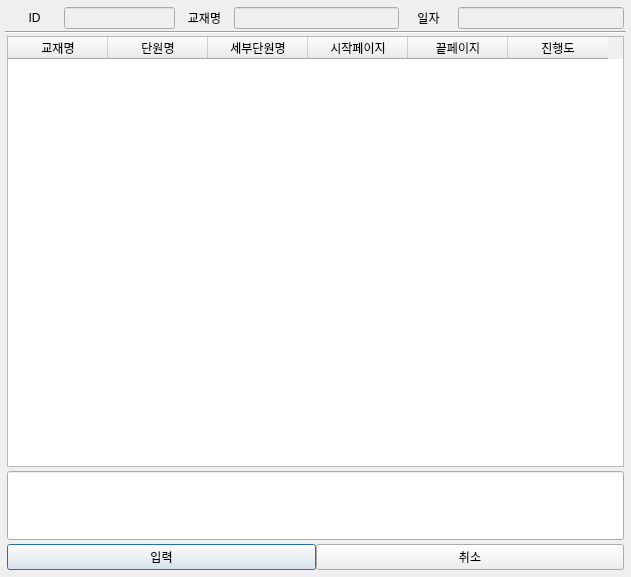
jiseok7620/student-schedule-management, file pyqt_ui/schedule.ui: the form before one commit.
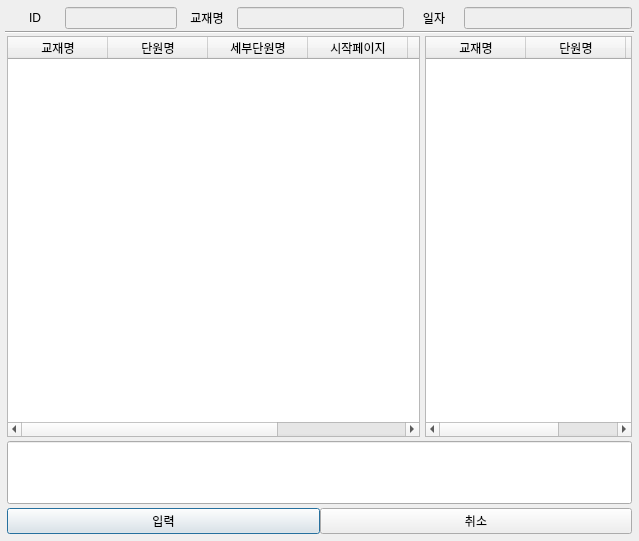
The form after the commit.

Patch:
```diff
--- a/pyqt_ui/schedule.ui
+++ b/pyqt_ui/schedule.ui
@@ -6,8 +6,8 @@
    <rect>
     <x>0</x>
     <y>0</y>
-    <width>631</width>
-    <height>577</height>
+    <width>639</width>
+    <height>541</height>
    </rect>
   </property>
   <property name="windowTitle">
@@ -121,9 +121,9 @@
       </widget>
      </item>
      <item>
-      <layout class="QHBoxLayout" name="horizontalLayout_2">
+      <layout class="QHBoxLayout" name="horizontalLayout_2" stretch="4,2">
        <property name="spacing">
-        <number>0</number>
+        <number>5</number>
        </property>
        <property name="leftMargin">
         <number>2</number>
@@ -171,6 +171,25 @@
          </column>
         </widget>
        </item>
+       <item>
+        <widget class="QTableWidget" name="tableWidget2">
+         <column>
+          <property name="text">
+           <string>교재명</string>
+          </property>
+         </column>
+         <column>
+          <property name="text">
+           <string>단원명</string>
+          </property>
+         </column>
+         <column>
+          <property name="text">
+           <string>평가명</string>
+          </property>
+         </column>
+        </widget>
+       </item>
       </layout>
      </item>
      <item>
```
